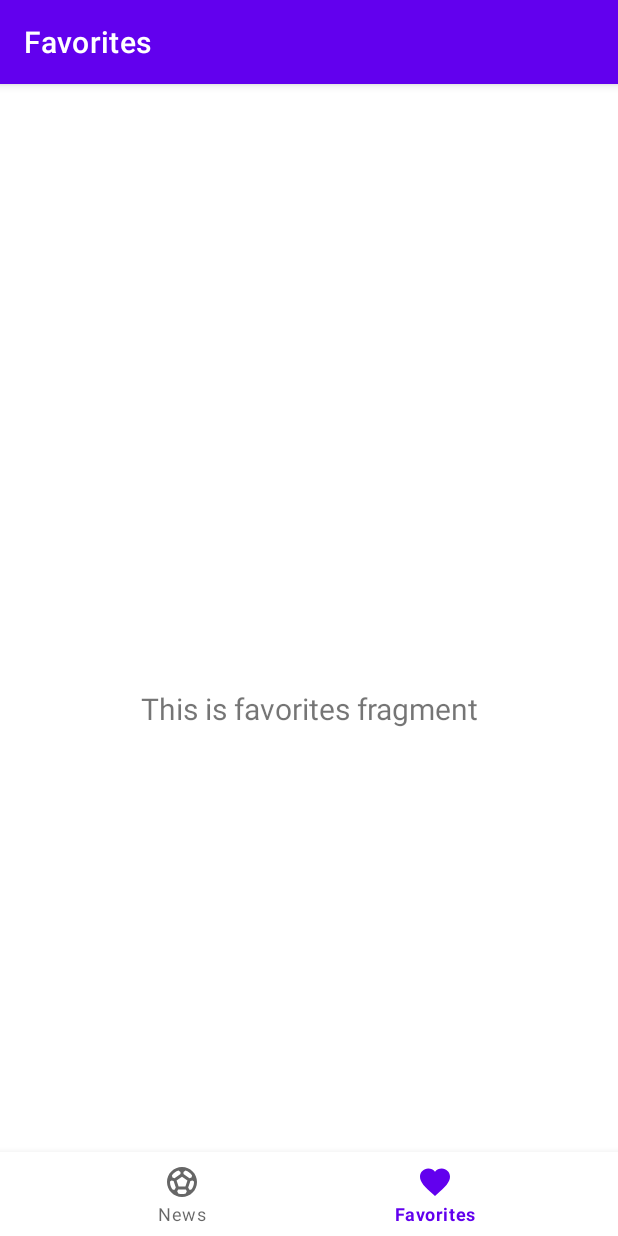
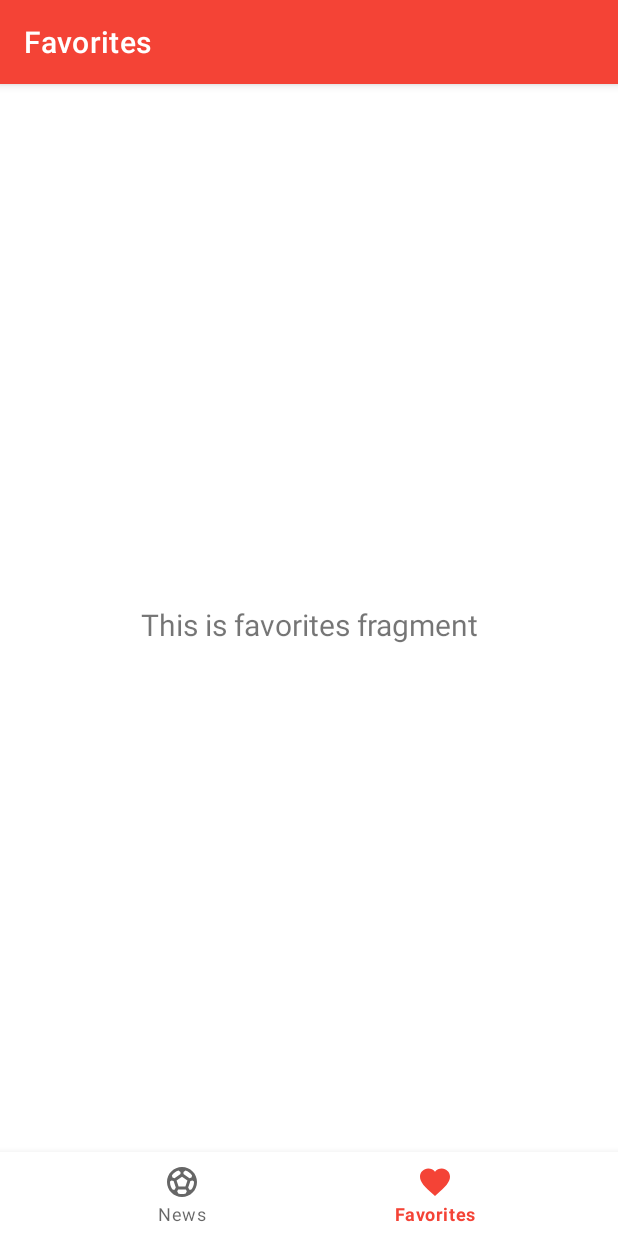
Before and after one commit to Kadu1811/soccer_news, an Android app: the screen it shows after launch (MainActivity), item 2 of the bottom bar chosen, on a phone screen of 412 x 824 dp. Run offline under Robolectric (Android 15) with nearby library versions, the phone set to English and light mode, and no system bars; our stand-ins replace navigation-ui.

Commit message:
Included retrofit and picasso, added link action

```diff
--- a/app/src/main/AndroidManifest.xml
+++ b/app/src/main/AndroidManifest.xml
@@ -1,6 +1,8 @@
 <?xml version="1.0" encoding="utf-8"?>
 <manifest xmlns:android="http://schemas.android.com/apk/res/android"
     package="me.dio.soccernews">
+
+    <uses-permission android:name="android.permission.INTERNET"/>
 
     <application
         android:allowBackup="true"
--- /dev/null
+++ b/app/src/main/java/me/dio/soccernews/data/remote/SoccerNewsApi.java
@@ -0,0 +1,13 @@
+package me.dio.soccernews.data.remote;
+
+import java.util.List;
+
+import me.dio.soccernews.domain.News;
+import retrofit2.Call;
+import retrofit2.http.GET;
+
+public interface SoccerNewsApi {
+
+    @GET("news.json")
+    Call<List<News>> getNews();
+}
--- a/app/src/main/java/me/dio/soccernews/ui/news/NewsViewModel.java
+++ b/app/src/main/java/me/dio/soccernews/ui/news/NewsViewModel.java
@@ -4,25 +4,46 @@ import androidx.lifecycle.LiveData;
 import androidx.lifecycle.MutableLiveData;
 import androidx.lifecycle.ViewModel;
 
-import java.util.ArrayList;
 import java.util.List;
 
+import me.dio.soccernews.data.remote.SoccerNewsApi;
 import me.dio.soccernews.domain.News;
+import retrofit2.Call;
+import retrofit2.Callback;
+import retrofit2.Response;
+import retrofit2.Retrofit;
+import retrofit2.converter.gson.GsonConverterFactory;
 
 public class NewsViewModel extends ViewModel {
 
-    private final MutableLiveData<List<News>> news;
+    private final MutableLiveData<List<News>> news = new MutableLiveData<>();
+    private final SoccerNewsApi api;
 
     public NewsViewModel() {
-        this.news = new MutableLiveData<>();
+        Retrofit retrofit = new Retrofit.Builder()
+                .baseUrl("https://kadu1811.github.io/soccer_news_api//")
+                .addConverterFactory(GsonConverterFactory.create())
+                .build();
+        api = retrofit.create(SoccerNewsApi.class);
+        this.findNews();
+    }
 
-        //TODO Remover Mock de Notícias
-        List<News> news = new ArrayList<>();
-        news.add(new News("Ferroviária tem Desfalque Importante", "ypesetting, remaining essentially unchanged. It was popularis"));
-        news.add(new News("Ferrinha Joga no Sábado", "ypesetting, remaining essentially unchanged. It was popularis"));
-        news.add(new News("Copa do Mundo Feminina Está Terminando", "ypesetting, remaining essentially unchanged. It was popularis"));
+    private void findNews() {
+        api.getNews().enqueue(new Callback<List<News>>() {
+            @Override
+            public void onResponse(Call<List<News>> call, Response<List<News>> response) {
+                if (response.isSuccessful()) {
+                    news.setValue(response.body());
+                } else {
+                    //TODO Pensar em uma estrátegia de tratamento de erros.
+                }
+            }
 
-        this.news.setValue(news);
+            @Override
+            public void onFailure(Call<List<News>> call, Throwable t) {
+                //TODO Pensar em uma estrátegia de tratamento de erros.
+            }
+        });
     }
 
     public LiveData<List<News>> getNews() {
--- a/app/src/main/res/layout/activity_main.xml
+++ b/app/src/main/res/layout/activity_main.xml
@@ -3,8 +3,7 @@
     xmlns:app="http://schemas.android.com/apk/res-auto"
     android:id="@+id/container"
     android:layout_width="match_parent"
-    android:layout_height="match_parent"
-    android:paddingTop="?attr/actionBarSize">
+    android:layout_height="match_parent">
 
     <com.google.android.material.bottomnavigation.BottomNavigationView
         android:id="@+id/nav_view"
@@ -22,12 +21,14 @@
         android:id="@+id/nav_host_fragment_activity_main"
         android:name="androidx.navigation.fragment.NavHostFragment"
         android:layout_width="match_parent"
-        android:layout_height="match_parent"
+        android:layout_height="0dp"
         app:defaultNavHost="true"
         app:layout_constraintBottom_toTopOf="@id/nav_view"
+        app:layout_constraintHorizontal_bias="0.0"
         app:layout_constraintLeft_toLeftOf="parent"
         app:layout_constraintRight_toRightOf="parent"
         app:layout_constraintTop_toTopOf="parent"
+        app:layout_constraintVertical_bias="0.0"
         app:navGraph="@navigation/mobile_navigation" />
 
 </androidx.constraintlayout.widget.ConstraintLayout>
--- a/app/src/main/res/values-night/themes.xml
+++ b/app/src/main/res/values-night/themes.xml
@@ -2,12 +2,12 @@
     <!-- Base application theme. -->
     <style name="Theme.SoccerNews" parent="Theme.MaterialComponents.DayNight.DarkActionBar">
         <!-- Primary brand color. -->
-        <item name="colorPrimary">@color/purple_200</item>
-        <item name="colorPrimaryVariant">@color/purple_700</item>
+        <item name="colorPrimary">@color/red_200</item>
+        <item name="colorPrimaryVariant">@color/red_700</item>
         <item name="colorOnPrimary">@color/black</item>
         <!-- Secondary brand color. -->
-        <item name="colorSecondary">@color/teal_200</item>
-        <item name="colorSecondaryVariant">@color/teal_200</item>
+        <item name="colorSecondary">@color/grey_200</item>
+        <item name="colorSecondaryVariant">@color/grey_200</item>
         <item name="colorOnSecondary">@color/black</item>
         <!-- Status bar color. -->
         <item name="android:statusBarColor" tools:targetApi="l">?attr/colorPrimaryVariant</item>
--- a/app/src/main/res/values/colors.xml
+++ b/app/src/main/res/values/colors.xml
@@ -1,10 +1,12 @@
 <?xml version="1.0" encoding="utf-8"?>
 <resources>
-    <color name="purple_200">#FFBB86FC</color>
-    <color name="purple_500">#FF6200EE</color>
-    <color name="purple_700">#FF3700B3</color>
-    <color name="teal_200">#FF03DAC5</color>
-    <color name="teal_700">#FF018786</color>
-    <color name="black">#FF000000</color>
+    <color name="red_200">#ef9a9a</color>
+    <color name="red_500">#f44336</color>
+    <color name="red_700">#d32f2f</color>
+
+    <color name="grey_200">#fafafa</color>
+    <color name="grey_700">#f5f5f5</color>
+
+    <color name="black">#000a12</color>
     <color name="white">#FFFFFFFF</color>
 </resources>
--- a/app/src/main/res/values/themes.xml
+++ b/app/src/main/res/values/themes.xml
@@ -1,14 +1,17 @@
 <resources xmlns:tools="http://schemas.android.com/tools">
     <!-- Base application theme. -->
     <style name="Theme.SoccerNews" parent="Theme.MaterialComponents.DayNight.DarkActionBar">
+
         <!-- Primary brand color. -->
-        <item name="colorPrimary">@color/purple_500</item>
-        <item name="colorPrimaryVariant">@color/purple_700</item>
+        <item name="colorPrimary">@color/red_500</item>
+        <item name="colorPrimaryVariant">@color/red_700</item>
         <item name="colorOnPrimary">@color/white</item>
+
         <!-- Secondary brand color. -->
-        <item name="colorSecondary">@color/teal_200</item>
-        <item name="colorSecondaryVariant">@color/teal_700</item>
-        <item name="colorOnSecondary">@color/black</item>
+        <item name="colorSecondary">@color/grey_200</item>
+        <item name="colorSecondaryVariant">@color/grey_700</item>
+        <item name="colorOnSecondary">@color/white</item>
+
         <!-- Status bar color. -->
         <item name="android:statusBarColor" tools:targetApi="l">?attr/colorPrimaryVariant</item>
         <!-- Customize your theme here. -->
```
Also changed, not shown: app/build.gradle (+14 -4 lines), app/src/main/java/me/dio/soccernews/domain/News.java (+18 -5 lines), app/src/main/java/me/dio/soccernews/ui/adapter/NewsAdapter.java (+11 -0 lines), app/src/main/res/layout/news_item.xml (+9 -1 lines).
